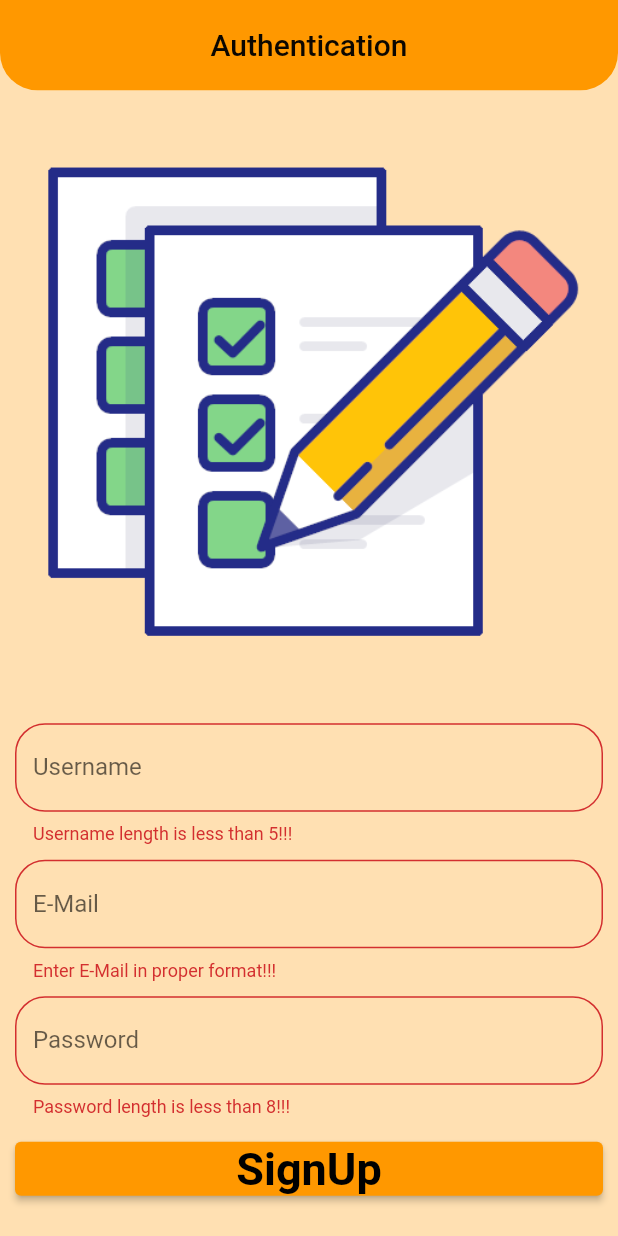
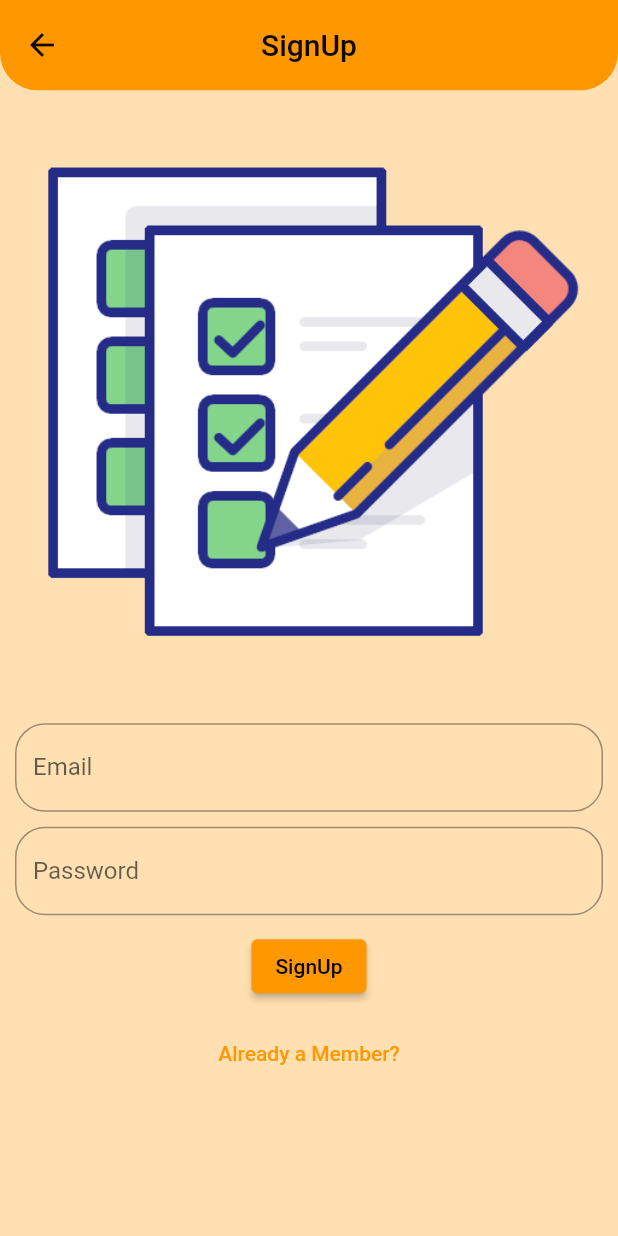
Before and after one commit to VNM02/todo_app, a Flutter app: the screen it shows after launch, after a tap on "SignUp", on a phone screen of 412 x 824 dp. Run offline on Flutter 3.47's test engine with Material 2 defaults, Android fonts, the phone set to English and light mode, and no system bars; our stand-ins replace cloud_firestore, firebase_auth, firebase_core, google_fonts; accounts and stored records are empty.

Commit message:
Todo_App_Commit_Cubit1

```diff
--- a/lib/auth/authform.dart
+++ b/lib/auth/authform.dart
@@ -1,6 +1,8 @@
 import 'package:firebase_auth/firebase_auth.dart';
 import 'package:flutter/material.dart';
 import 'package:cloud_firestore/cloud_firestore.dart';
+import 'package:todo_app/auth/login/login_page.dart';
+import 'package:todo_app/auth/signup/signup_page.dart';
 import 'package:todo_app/screens/home.dart';
 
 class AuthForm extends StatefulWidget {
@@ -67,6 +69,7 @@ UserCredential result;
 
 
   }
+
   @override
   Widget build(BuildContext context) {
     return SizedBox(
@@ -77,120 +80,156 @@ UserCredential result;
               Container(
                 child: Image.asset('assets/todo.png'),
               ),
+            SizedBox(
+              height:50.0,
+            ),
             Container(
               padding: const EdgeInsets.all(10.0),
-                child: Form(
-                  key:_formKey,
+                // child: Form(
+                //   key:_formKey,
+                //   child: Column(
+                //
+                //     children:<Widget>[
+                //       if(isSignUp==true)
+                //           TextFormField(
+                //             keyboardType: TextInputType.text,
+                //             decoration: InputDecoration(
+                //               labelText: 'Username',
+                //               border: OutlineInputBorder(
+                //                 borderRadius: BorderRadius.circular(20.0),
+                //               ),
+                //             ),
+                //
+                //             key: const ValueKey('username'),
+                //             validator: (value) {
+                //               if (value == null || value.isEmpty ||
+                //                   value.length < 5) {
+                //                 return 'Username length is less than 5!!!';
+                //               }
+                //               return null;
+                //             },
+                //             onChanged: (value){
+                //               setState(() {
+                //                 username=value;
+                //               });
+                //             },
+                //           ),
+                //
+                //           const SizedBox(height: 10.0),
+                //           TextFormField(
+                //             keyboardType: TextInputType.emailAddress,
+                //             decoration: InputDecoration(
+                //               labelText: 'E-Mail',
+                //               border: OutlineInputBorder(
+                //                 borderRadius: BorderRadius.circular(20.0),
+                //               ),
+                //             ),
+                //
+                //             key: const ValueKey('email'),
+                //             validator: (value){
+                //               if(value==null || value.isEmpty || !value.contains('@'))
+                //                 {
+                //                   return 'Enter E-Mail in proper format!!!';
+                //                 }
+                //               return null;
+                //             },
+                //             onChanged: (value){
+                //               setState(() {
+                //                 email=value;
+                //               });
+                //             },
+                //           ),
+                //       const SizedBox(height: 10.0),
+                //       TextFormField(
+                //         obscureText: true,
+                //         keyboardType: TextInputType.visiblePassword,
+                //         decoration: InputDecoration(
+                //           labelText: 'Password',
+                //           border: OutlineInputBorder(
+                //             borderRadius: BorderRadius.circular(20.0),
+                //           ),
+                //         ),
+                //
+                //         key: const ValueKey('password'),
+                //         validator: (value){
+                //           if(value==null || value.isEmpty || value.length<5)
+                //           {
+                //             return 'Password length is less than 8!!!';
+                //           }
+                //           return null;
+                //         },
+                //         onChanged: (value){
+                //           setState(() {
+                //             password=value;
+                //           });
+                //         },
+                //       ),
+                //     const SizedBox(height: 10.0),
+                //     SizedBox(
+                //       width: double.infinity,
+                //       //decoration: BoxDecoration(),
+                //       child: ElevatedButton(
+                //           onPressed: (){
+                //             print('Email'+email.toString()+password+password.toString());
+                //             authenticate();
+                //
+                //           },
+                //           child:isSignUp?const Text('SignUp',style:TextStyle(
+                //             fontWeight: FontWeight.bold,
+                //             fontSize: 30.0,
+                //           )):const Text('Login',style:TextStyle(
+                //             fontWeight: FontWeight.bold,
+                //             fontSize: 30.0,
+                //           ),
+                //       ),
+                //       ),
+                //     ),
+                //       const SizedBox(height: 10.0),
+                //       Container(
+                //        child: TextButton(
+                //          onPressed: (){
+                //            setState(() {
+                //              isSignUp=!isSignUp;
+                //            });
+                //          },
+                //          child:isSignUp?const Text('Already a member?'):const Text('Join Todo?'),
+                //        ),
+                //       ),
+                //     ],
+                //   ),
+                // ),
+
               child: Column(
-
-                    children:<Widget>[
-                      if(isSignUp==true)
-                          TextFormField(
-                            keyboardType: TextInputType.text,
-                            decoration: InputDecoration(
-                              labelText: 'Username',
-                              border: OutlineInputBorder(
-                                borderRadius: BorderRadius.circular(20.0),
-                              ),
-                            ),
-
-                            key: const ValueKey('username'),
-                            validator: (value) {
-                              if (value == null || value.isEmpty ||
-                                  value.length < 5) {
-                                return 'Username length is less than 5!!!';
-                              }
-                              return null;
-                            },
-                            onChanged: (value){
-                              setState(() {
-                                username=value;
-                              });
-                            },
-                          ),
-
-                          const SizedBox(height: 10.0),
-                          TextFormField(
-                            keyboardType: TextInputType.emailAddress,
-                            decoration: InputDecoration(
-                              labelText: 'E-Mail',
-                              border: OutlineInputBorder(
-                                borderRadius: BorderRadius.circular(20.0),
-                              ),
-                            ),
-
-                            key: const ValueKey('email'),
-                            validator: (value){
-                              if(value==null || value.isEmpty || !value.contains('@'))
-                                {
-                                  return 'Enter E-Mail in proper format!!!';
-                                }
-                              return null;
-                            },
-                            onChanged: (value){
-                              setState(() {
-                                email=value;
-                              });
-                            },
-                          ),
-                      const SizedBox(height: 10.0),
-                      TextFormField(
-                        obscureText: true,
-                        keyboardType: TextInputType.visiblePassword,
-                        decoration: InputDecoration(
-                          labelText: 'Password',
-                          border: OutlineInputBorder(
-                            borderRadius: BorderRadius.circular(20.0),
-                          ),
-                        ),
-
-                        key: const ValueKey('password'),
-                        validator: (value){
-                          if(value==null || value.isEmpty || value.length<5)
-                          {
-                            return 'Password length is less than 8!!!';
-                          }
-                          return null;
-                        },
-                        onChanged: (value){
-                          setState(() {
-                            password=value;
-                          });
-                        },
-                      ),
-                    const SizedBox(height: 10.0),
-                    SizedBox(
+                children: <Widget>[
+                  Container(
                     width: double.infinity,
-                      //decoration: BoxDecoration(),
                     child: ElevatedButton(
-                          onPressed: (){
-                            print('Email'+email.toString()+password+password.toString());
-                            authenticate();
-
-                          },
-                          child:isSignUp?const Text('SignUp',style:TextStyle(
-                            fontWeight: FontWeight.bold,
-                            fontSize: 30.0,
-                          )):const Text('Login',style:TextStyle(
+                      child: Text('SignUp',
+                        style: TextStyle(
                           fontWeight: FontWeight.bold,
                           fontSize: 30.0,
                         ),
                       ),
+                      onPressed: (){
+                        Navigator.push(context, MaterialPageRoute(builder: (context)=>SignUp()));
+                      },
                     ),
                   ),
-                      const SizedBox(height: 10.0),
+                  SizedBox(height: 10.0),
                   Container(
-                       child: TextButton(
+                    width: double.infinity,
+                    child: ElevatedButton(
+                      child: Text('LogIn',
+                        style: TextStyle(
+                          fontWeight: FontWeight.bold,
+                          fontSize: 30.0,
+                        ),),
                       onPressed: (){
-                           setState(() {
-                             isSignUp=!isSignUp;
-                           });
+                        Navigator.push(context, MaterialPageRoute(builder: (context)=>LogIn()));
                       },
-                         child:isSignUp?const Text('Already a member?'):const Text('Join Todo?'),
                     ),
                   ),
                 ],
-                  ),
               ),
             ),
             ],
--- /dev/null
+++ b/lib/auth/signup/cubit/signup_event.dart
@@ -0,0 +1,5 @@
+abstract class SignUpEvent{}
+
+class SignUpFieldSaveEvent extends SignUpEvent{}
+
+class SignUpSubmitEvent extends SignUpEvent{}
--- /dev/null
+++ b/lib/auth/signup/cubit/signup_state.dart
@@ -0,0 +1,20 @@
+abstract class SignUpState{}
+
+class SignUpLoadingState extends SignUpState{}
+
+class SignUpFieldSaveState extends SignUpState{
+  final String email;
+  final String password;
+  SignUpFieldSaveState(this.email,this.password);
+}
+
+class SignUpSubmitState extends SignUpState{
+  final String email;
+  final String password;
+  SignUpSubmitState(this.email,this.password);
+}
+
+class SignUpInvalidState extends SignUpState{
+  final String error;
+  SignUpInvalidState(this.error);
+}
--- /dev/null
+++ b/lib/auth/signup/signup_page.dart
@@ -0,0 +1,118 @@
+import "package:flutter/material.dart";
+import "package:todo_app/auth/login/login_page.dart";
+
+
+class SignUp extends StatefulWidget {
+  const SignUp({super.key});
+
+  @override
+  State<SignUp> createState() => _SignUpState();
+}
+
+class _SignUpState extends State<SignUp> {
+  final GlobalKey<FormState> _formKey = GlobalKey<FormState>();
+
+  @override
+  Widget build(BuildContext context) {
+
+    return Scaffold(
+        appBar:AppBar(
+    title:  Text('SignUp'),
+
+    titleSpacing: 00.0,
+    centerTitle: true,
+    toolbarHeight: 60.2,
+    toolbarOpacity: 0.8,
+    shape: const RoundedRectangleBorder(
+    borderRadius: BorderRadius.only(
+    bottomRight: Radius.circular(25),
+    bottomLeft: Radius.circular(25)),
+    ),
+    elevation: 0.00,
+    ),
+      body: SizedBox(
+        height: MediaQuery.of(context).size.height,
+        width: MediaQuery.of(context).size.width,
+        child: ListView(
+          children:<Widget>[
+            Container(
+              child: Image.asset('assets/todo.png'),
+            ),
+            Padding(
+              padding: const EdgeInsets.all(10.0),
+              child: Container(
+                child: Form(
+                  key:_formKey,
+                  child: Column(
+                    children:<Widget>[
+
+
+                      TextFormField(
+                        keyboardType: TextInputType.emailAddress,
+                        decoration: InputDecoration(
+                          labelText: 'Email',
+                          border: OutlineInputBorder(
+                            borderRadius: BorderRadius.circular(20.0),
+                          )
+                        ),
+                      validator: (value){
+                          if(value == null || value.isEmpty || !value.contains('@'))
+                            {
+                              return 'Invalid E-mail Id';
+                            }
+                          else
+                            {
+                              return null;
+                            }
+                      },
+                      ),
+                      SizedBox(height: 10.0),
+                      TextFormField(
+                        keyboardType: TextInputType.visiblePassword,
+                        decoration: InputDecoration(
+                            labelText: 'Password',
+                            border: OutlineInputBorder(
+                              borderRadius: BorderRadius.circular(20.0),
+                            )
+                        ),
+                        validator: (value){
+                          if(value == null || value.isEmpty || value.length<6 )
+                          {
+                            return 'Password length must ne atleast 6';
+                          }
+                          else
+                          {
+                            return null;
+                          }
+                        },
+                      ),
+                      SizedBox(height: 10.0),
+                      Container(
+                        child: ElevatedButton(
+                          onPressed: (){
+
+                          },
+                          child: Text('SignUp'),
+                        ),
+                      ),
+                      SizedBox(height: 10.0),
+                      Container(
+                        child: TextButton(
+                          onPressed: (){
+                            Navigator.push(context, MaterialPageRoute(builder: (context)=>LogIn()));
+                          },
+                          child: Text('Already a Member?'),
+                        ),
+                      )
+
+                    ],
+                  ),
+                ),
+              ),
+            )
+          ],
+        ),
+      ),
+    );
+  }
+}
--- a/lib/bloc/authentication/authentication_event.dart
+++ /dev/null
@@ -1,5 +0,0 @@
-abstract class AuthenticationEvent{}
-
-class AuthenticationSignUpEvent extends AuthenticationEvent{}
-
-class AuthenticationLoginEvent extends AuthenticationEvent{}
```
Also changed, not shown: lib/auth/login/login_page.dart (added, +114 -0 lines), lib/bloc/authentication/authentication_bloc.dart (deleted, +0 -15 lines), lib/bloc/authentication/authentication_state.dart (deleted, +0 -8 lines), lib/auth/signup/cubit/signup_cubit.dart (added). Lines whose indentation alone changed are shown as unchanged.
